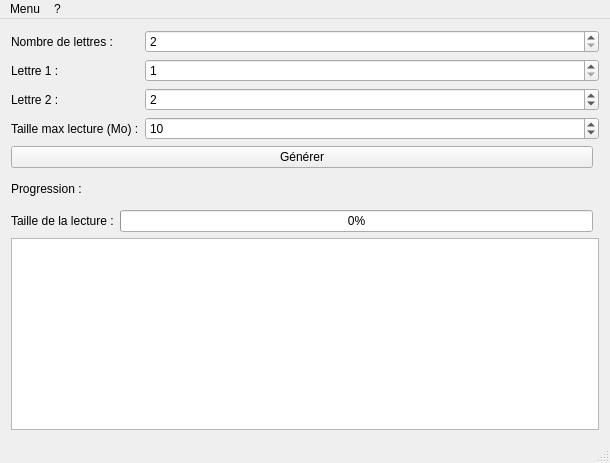
The window that mainwindow.ui (PJK136/KolakoskiGenerator) describes before a commit, drawn with Qt 5.
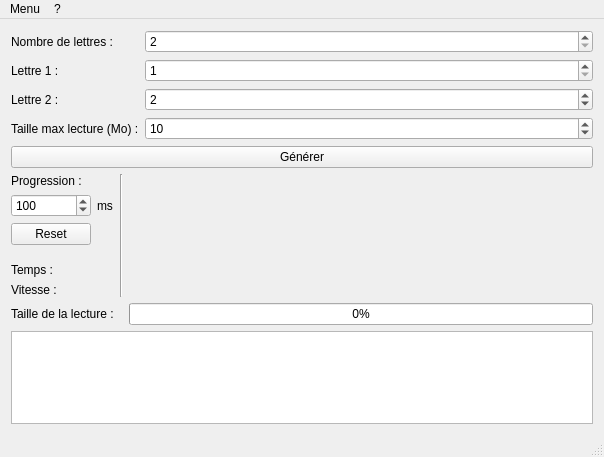
The same window after the commit. Custom widgets are drawn as their Qt base class.

Diff of the .ui file:
```diff
--- a/mainwindow.ui
+++ b/mainwindow.ui
@@ -6,8 +6,8 @@
    <rect>
     <x>0</x>
     <y>0</y>
-    <width>610</width>
-    <height>463</height>
+    <width>604</width>
+    <height>457</height>
    </rect>
   </property>
   <property name="windowTitle">
@@ -15,7 +15,7 @@
   </property>
   <widget class="QWidget" name="centralWidget">
    <layout class="QGridLayout" name="gridLayout">
-    <item row="1" column="0" colspan="3">
+    <item row="1" column="0" colspan="5">
      <layout class="QFormLayout" name="formLayout">
       <property name="fieldGrowthPolicy">
        <enum>QFormLayout::AllNonFixedFieldsGrow</enum>
@@ -90,14 +90,7 @@
       </item>
      </layout>
     </item>
-    <item row="12" column="0">
-     <widget class="QLabel" name="label">
-      <property name="text">
-       <string>Taille de la lecture :</string>
-      </property>
-     </widget>
-    </item>
-    <item row="3" column="1">
+    <item row="3" column="3" rowspan="5">
      <widget class="QwtPlot" name="progression">
       <property name="sizePolicy">
        <sizepolicy hsizetype="Expanding" vsizetype="Expanding">
@@ -107,34 +100,109 @@
       </property>
      </widget>
     </item>
-    <item row="2" column="0" colspan="2">
-     <widget class="QPushButton" name="generer">
-      <property name="text">
-       <string>Générer</string>
-      </property>
-     </widget>
-    </item>
-    <item row="12" column="1">
-     <widget class="QProgressBar" name="tailleLecture">
-      <property name="value">
-       <number>0</number>
-      </property>
-     </widget>
-    </item>
-    <item row="13" column="0" colspan="3">
-     <widget class="QPlainTextEdit" name="plainTextEdit">
+    <item row="15" column="0" colspan="5">
+     <widget class="QPlainTextEdit" name="sortie">
       <property name="readOnly">
        <bool>true</bool>
       </property>
      </widget>
     </item>
-    <item row="3" column="0">
+    <item row="14" column="3" colspan="2">
+     <widget class="QProgressBar" name="tailleLecture">
+      <property name="value">
+       <number>0</number>
+      </property>
+     </widget>
+    </item>
+    <item row="2" column="0" colspan="5">
+     <widget class="QPushButton" name="generer">
+      <property name="text">
+       <string>Générer</string>
+      </property>
+     </widget>
+    </item>
+    <item row="3" column="0" colspan="2">
      <widget class="QLabel" name="label_7">
       <property name="text">
        <string>Progression :</string>
       </property>
      </widget>
     </item>
+    <item row="14" column="0" colspan="2">
+     <widget class="QLabel" name="label">
+      <property name="text">
+       <string>Taille de la lecture :</string>
+      </property>
+     </widget>
+    </item>
+    <item row="3" column="4" rowspan="5">
+     <widget class="QwtPlot" name="difference">
+      <property name="sizePolicy">
+       <sizepolicy hsizetype="Expanding" vsizetype="Expanding">
+        <horstretch>0</horstretch>
+        <verstretch>0</verstretch>
+       </sizepolicy>
+      </property>
+     </widget>
+    </item>
+    <item row="4" column="0">
+     <widget class="QSpinBox" name="rafraichissement">
+      <property name="minimum">
+       <number>1</number>
+      </property>
+      <property name="maximum">
+       <number>9999</number>
+      </property>
+      <property name="value">
+       <number>100</number>
+      </property>
+     </widget>
+    </item>
+    <item row="4" column="1">
+     <widget class="QLabel" name="label_6">
+      <property name="text">
+       <string>ms</string>
+      </property>
+     </widget>
+    </item>
+    <item row="5" column="0">
+     <widget class="QPushButton" name="reset">
+      <property name="text">
+       <string>Reset</string>
+      </property>
+     </widget>
+    </item>
+    <item row="8" column="0">
+     <widget class="QLabel" name="temps">
+      <property name="text">
+       <string>Temps :</string>
+      </property>
+     </widget>
+    </item>
+    <item row="9" column="0">
+     <widget class="QLabel" name="vitesse">
+      <property name="text">
+       <string>Vitesse :</string>
+      </property>
+     </widget>
+    </item>
+    <item row="8" column="3" rowspan="2" colspan="2">
+     <widget class="QwtPlot" name="fonction">
+      <property name="sizePolicy">
+       <sizepolicy hsizetype="Expanding" vsizetype="Expanding">
+        <horstretch>0</horstretch>
+        <verstretch>0</verstretch>
+       </sizepolicy>
+      </property>
+     </widget>
+    </item>
+    <item row="3" column="2" rowspan="7">
+     <widget class="Line" name="line">
+      <property name="orientation">
+       <enum>Qt::Vertical</enum>
+      </property>
+     </widget>
+    </item>
    </layout>
   </widget>
   <widget class="QMenuBar" name="menuBar">
@@ -142,7 +210,7 @@
     <rect>
      <x>0</x>
      <y>0</y>
-     <width>610</width>
+     <width>604</width>
      <height>22</height>
     </rect>
    </property>
```
Left out of the diff: 27 changed lines with no effect on the pictures.
